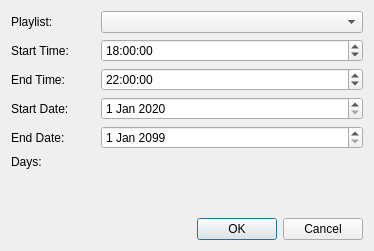
Before: the Qt Designer form res/addSchedule.ui in computergeek1507/ScottPlayer, drawn with Qt 5.
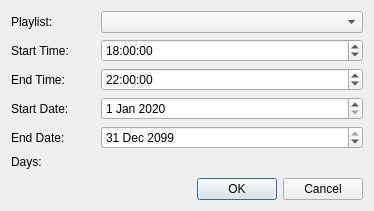
After: the same form once the commit is applied. Icons and pictures are not drawn.

Commit message: Cleaned up table displays, added Edit Schedule Support, switched to C++23

Diff of the .ui file:
```diff
--- a/res/addSchedule.ui
+++ b/res/addSchedule.ui
@@ -7,7 +7,7 @@
     <x>0</x>
     <y>0</y>
     <width>374</width>
-    <height>251</height>
+    <height>211</height>
    </rect>
   </property>
   <property name="windowTitle">
@@ -149,10 +149,17 @@
        <minute>0</minute>
        <second>0</second>
        <year>2099</year>
-       <month>1</month>
-       <day>1</day>
+       <month>12</month>
+       <day>31</day>
       </datetime>
      </property>
+     <property name="date">
+      <date>
+       <year>2099</year>
+       <month>12</month>
+       <day>31</day>
+      </date>
+     </property>
     </widget>
    </item>
    <item row="5" column="1" colspan="3">
```
The commit also changes 18 other files.
